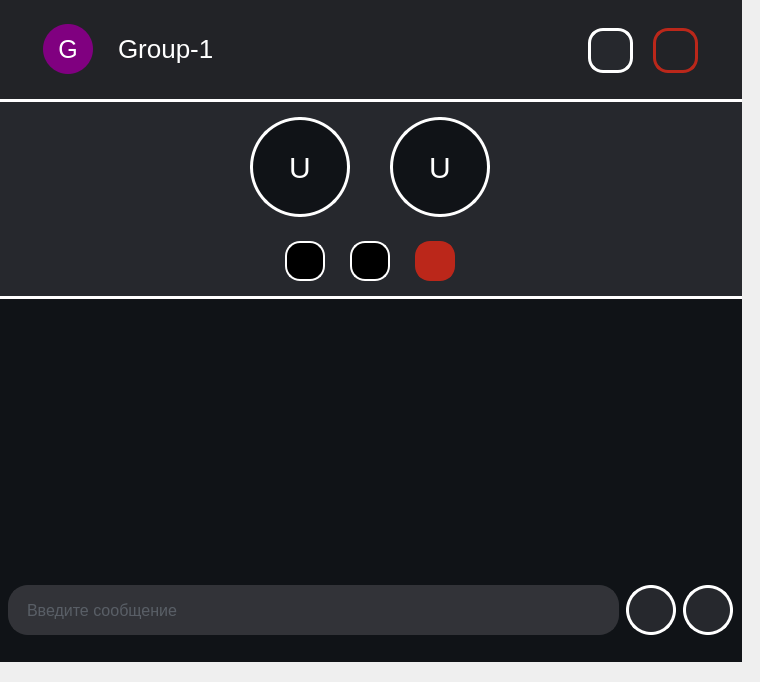
The window that Zcord/GUI/Chat/Chat.ui (DmitryGorny/Zcord) describes before a commit, drawn with Qt 5.
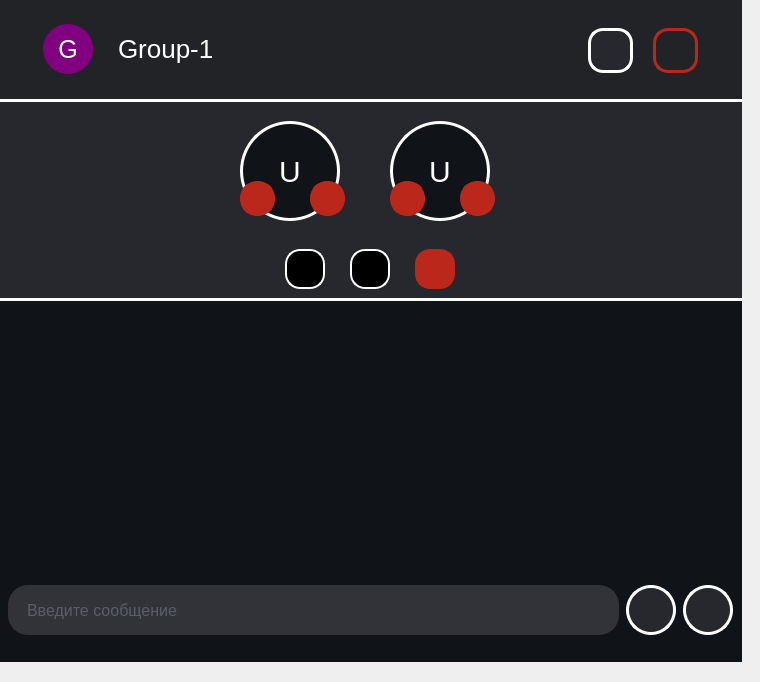
The same window after the commit. Icons and pictures are not drawn.

```diff
--- a/Zcord/GUI/Chat/Chat.ui
+++ b/Zcord/GUI/Chat/Chat.ui
@@ -333,50 +333,285 @@
                  <number>40</number>
                 </property>
                 <item>
-                 <widget class="QPushButton" name="User2_icon">
-                  <property name="sizePolicy">
-                   <sizepolicy hsizetype="Fixed" vsizetype="Fixed">
-                    <horstretch>0</horstretch>
-                    <verstretch>0</verstretch>
-                   </sizepolicy>
-                  </property>
+                 <widget class="QWidget" name="widget_2" native="true">
                   <property name="minimumSize">
                    <size>
-                    <width>100</width>
-                    <height>100</height>
+                    <width>120</width>
+                    <height>120</height>
                    </size>
                   </property>
-                  <property name="maximumSize">
-                   <size>
-                    <width>16777215</width>
-                    <height>16777215</height>
-                   </size>
+                  <property name="styleSheet">
+                   <string notr="true">QWidget#widget_2 {
+background:none;
+}</string>
                   </property>
-                  <property name="text">
-                   <string>U</string>
-                  </property>
+                  <widget class="QPushButton" name="User2_icon">
+                   <property name="geometry">
+                    <rect>
+                     <x>10</x>
+                     <y>10</y>
+                     <width>100</width>
+                     <height>100</height>
+                    </rect>
+                   </property>
+                   <property name="sizePolicy">
+                    <sizepolicy hsizetype="Fixed" vsizetype="Fixed">
+                     <horstretch>0</horstretch>
+                     <verstretch>0</verstretch>
+                    </sizepolicy>
+                   </property>
+                   <property name="minimumSize">
+                    <size>
+                     <width>100</width>
+                     <height>100</height>
+                    </size>
+                   </property>
+                   <property name="maximumSize">
+                    <size>
+                     <width>16777215</width>
+                     <height>16777215</height>
+                    </size>
+                   </property>
+                   <property name="styleSheet">
+                    <string notr="true"/>
+                   </property>
+                   <property name="text">
+                    <string>U</string>
+                   </property>
+                  </widget>
+                  <widget class="QPushButton" name="user2_headphonesMute">
+                   <property name="geometry">
+                    <rect>
+                     <x>80</x>
+                     <y>70</y>
+                     <width>35</width>
+                     <height>35</height>
+                    </rect>
+                   </property>
+                   <property name="sizePolicy">
+                    <sizepolicy hsizetype="Fixed" vsizetype="Fixed">
+                     <horstretch>0</horstretch>
+                     <verstretch>0</verstretch>
+                    </sizepolicy>
+                   </property>
+                   <property name="minimumSize">
+                    <size>
+                     <width>35</width>
+                     <height>35</height>
+                    </size>
+                   </property>
+                   <property name="maximumSize">
+                    <size>
+                     <width>35</width>
+                     <height>35</height>
+                    </size>
+                   </property>
+                   <property name="styleSheet">
+                    <string notr="true">border:5px solid #BB271A;
+background-color:#BB271A;
+border-radius:17%;</string>
+                   </property>
+                   <property name="text">
+                    <string/>
+                   </property>
+                   <property name="icon">
+                    <iconset resource="../res-rec.qrc">
+                     <normaloff>:/icons/icon/headset_off_28dp_FFFFFF_FILL0_wght400_GRAD0_opsz24.svg</normaloff>:/icons/icon/headset_off_28dp_FFFFFF_FILL0_wght400_GRAD0_opsz24.svg</iconset>
+                   </property>
+                   <property name="iconSize">
+                    <size>
+                     <width>23</width>
+                     <height>23</height>
+                    </size>
+                   </property>
+                  </widget>
+                  <widget class="QPushButton" name="user2_micMute">
+                   <property name="geometry">
+                    <rect>
+                     <x>10</x>
+                     <y>70</y>
+                     <width>35</width>
+                     <height>35</height>
+                    </rect>
+                   </property>
+                   <property name="sizePolicy">
+                    <sizepolicy hsizetype="Fixed" vsizetype="Fixed">
+                     <horstretch>0</horstretch>
+                     <verstretch>0</verstretch>
+                    </sizepolicy>
+                   </property>
+                   <property name="minimumSize">
+                    <size>
+                     <width>35</width>
+                     <height>35</height>
+                    </size>
+                   </property>
+                   <property name="maximumSize">
+                    <size>
+                     <width>35</width>
+                     <height>35</height>
+                    </size>
+                   </property>
+                   <property name="styleSheet">
+                    <string notr="true">border:5px solid #BB271A;
+background-color:#BB271A;
+border-radius:17%;</string>
+                   </property>
+                   <property name="text">
+                    <string/>
+                   </property>
+                   <property name="icon">
+                    <iconset resource="../res-rec.qrc">
+                     <normaloff>:/icons/icon/mic_off_28dp_FFFFFF_FILL0_wght400_GRAD0_opsz24.svg</normaloff>:/icons/icon/mic_off_28dp_FFFFFF_FILL0_wght400_GRAD0_opsz24.svg</iconset>
+                   </property>
+                   <property name="iconSize">
+                    <size>
+                     <width>23</width>
+                     <height>23</height>
+                    </size>
+                   </property>
+                  </widget>
                  </widget>
                 </item>
-                <item alignment="Qt::AlignHCenter">
-                 <widget class="QPushButton" name="User1_icon">
+                <item>
+                 <widget class="QWidget" name="widget" native="true">
                   <property name="sizePolicy">
-                   <sizepolicy hsizetype="Fixed" vsizetype="Fixed">
+                   <sizepolicy hsizetype="Preferred" vsizetype="Preferred">
                     <horstretch>0</horstretch>
                     <verstretch>0</verstretch>
                    </sizepolicy>
                   </property>
                   <property name="minimumSize">
                    <size>
-                    <width>100</width>
-                    <height>100</height>
+                    <width>120</width>
+                    <height>120</height>
                    </size>
                   </property>
                   <property name="styleSheet">
-                   <string notr="true">color:white;</string>
+                   <string notr="true">QWidget#widget {
+background:none;
+}</string>
                   </property>
-                  <property name="text">
-                   <string>U</string>
-                  </property>
+                  <widget class="QPushButton" name="User1_icon">
+                   <property name="geometry">
+                    <rect>
+                     <x>0</x>
+                     <y>10</y>
+                     <width>100</width>
+                     <height>100</height>
+                    </rect>
+                   </property>
+                   <property name="sizePolicy">
+                    <sizepolicy hsizetype="Fixed" vsizetype="Fixed">
+                     <horstretch>0</horstretch>
+                     <verstretch>0</verstretch>
+                    </sizepolicy>
+                   </property>
+                   <property name="minimumSize">
+                    <size>
+                     <width>100</width>
+                     <height>100</height>
+                    </size>
+                   </property>
+                   <property name="styleSheet">
+                    <string notr="true"/>
+                   </property>
+                   <property name="text">
+                    <string>U</string>
+                   </property>
+                  </widget>
+                  <widget class="QPushButton" name="user1_headphonesMute">
+                   <property name="geometry">
+                    <rect>
+                     <x>70</x>
+                     <y>70</y>
+                     <width>35</width>
+                     <height>35</height>
+                    </rect>
+                   </property>
+                   <property name="sizePolicy">
+                    <sizepolicy hsizetype="Fixed" vsizetype="Fixed">
+                     <horstretch>0</horstretch>
+                     <verstretch>0</verstretch>
+                    </sizepolicy>
+                   </property>
+                   <property name="minimumSize">
+                    <size>
+                     <width>35</width>
+                     <height>35</height>
+                    </size>
+                   </property>
+                   <property name="maximumSize">
+                    <size>
+                     <width>35</width>
+                     <height>35</height>
+                    </size>
+                   </property>
+                   <property name="styleSheet">
+                    <string notr="true">border:5px solid #BB271A;
+background-color:#BB271A;
+border-radius:17%;</string>
+                   </property>
+                   <property name="text">
+                    <string/>
+                   </property>
+                   <property name="icon">
+                    <iconset resource="../res-rec.qrc">
+                     <normaloff>:/icons/icon/headset_off_28dp_FFFFFF_FILL0_wght400_GRAD0_opsz24.svg</normaloff>:/icons/icon/headset_off_28dp_FFFFFF_FILL0_wght400_GRAD0_opsz24.svg</iconset>
+                   </property>
+                   <property name="iconSize">
+                    <size>
+                     <width>23</width>
+                     <height>23</height>
+                    </size>
+                   </property>
+                  </widget>
+                  <widget class="QPushButton" name="user1_micMute">
+                   <property name="geometry">
+                    <rect>
+                     <x>0</x>
+                     <y>70</y>
+                     <width>35</width>
+                     <height>35</height>
+                    </rect>
+                   </property>
+                   <property name="sizePolicy">
+                    <sizepolicy hsizetype="Fixed" vsizetype="Fixed">
+                     <horstretch>0</horstretch>
+                     <verstretch>0</verstretch>
+                    </sizepolicy>
+                   </property>
+                   <property name="minimumSize">
+                    <size>
+                     <width>35</width>
+                     <height>35</height>
+                    </size>
+                   </property>
+                   <property name="maximumSize">
+                    <size>
+                     <width>35</width>
+                     <height>35</height>
+                    </size>
+                   </property>
+                   <property name="styleSheet">
+                    <string notr="true">border:5px solid #BB271A;
+background-color:#BB271A;
+border-radius:17%;</string>
+                   </property>
+                   <property name="text">
+                    <string/>
+                   </property>
+                   <property name="icon">
+                    <iconset resource="../res-rec.qrc">
+                     <normaloff>:/icons/icon/mic_off_28dp_FFFFFF_FILL0_wght400_GRAD0_opsz24.svg</normaloff>:/icons/icon/mic_off_28dp_FFFFFF_FILL0_wght400_GRAD0_opsz24.svg</iconset>
+                   </property>
+                   <property name="iconSize">
+                    <size>
+                     <width>23</width>
+                     <height>23</height>
+                    </size>
+                   </property>
+                  </widget>
                  </widget>
                 </item>
                </layout>
@@ -407,7 +642,7 @@
                  <number>25</number>
                 </property>
                 <item>
-                 <widget class="QPushButton" name="muteHeadphones">
+                 <widget class="QPushButton" name="muteMic">
                   <property name="sizePolicy">
                    <sizepolicy hsizetype="Fixed" vsizetype="Fixed">
                     <horstretch>0</horstretch>
@@ -447,7 +682,7 @@
                  </widget>
                 </item>
                 <item>
-                 <widget class="QPushButton" name="muteMic">
+                 <widget class="QPushButton" name="muteHeadphones">
                   <property name="sizePolicy">
                    <sizepolicy hsizetype="Fixed" vsizetype="Fixed">
                     <horstretch>0</horstretch>
```
